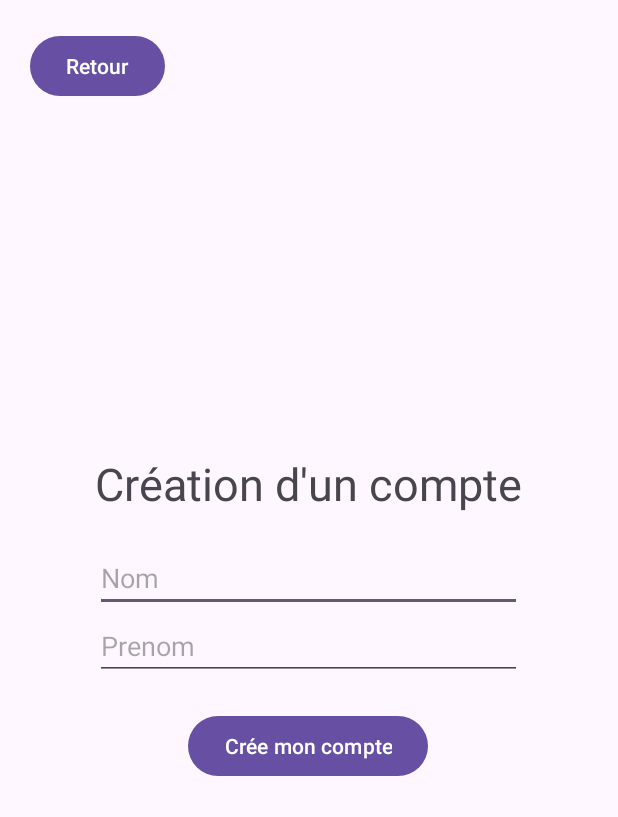
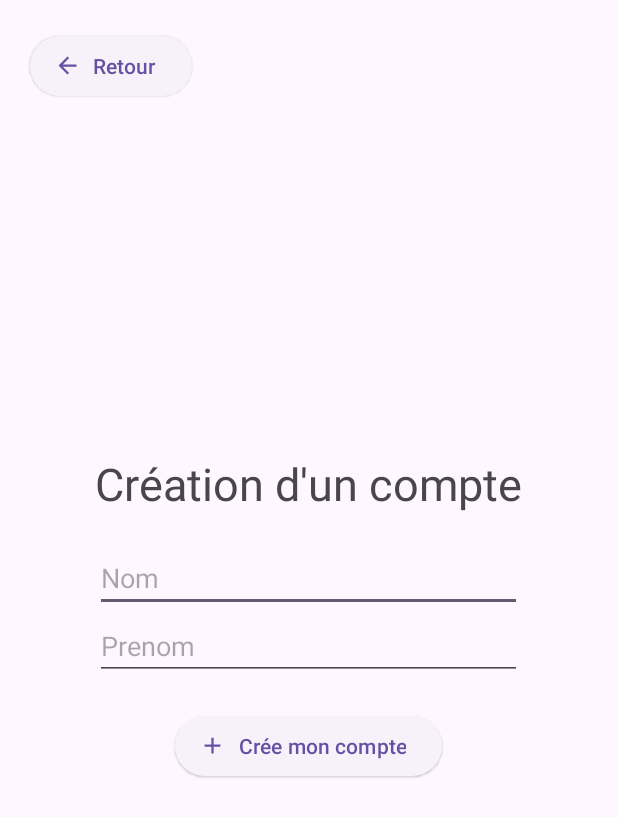
Before and after one commit to IUT2follmih/MiniProjet, an Android app: the CreationDeCompteActivity screen opened directly, with no data from a screen before it, on a phone screen of 412 x 824 dp. Shown: the top 817 px of the screen. Run offline under Robolectric (Android 15) with nearby library versions, the phone set to English and light mode, and no system bars; our stand-ins replace Room's generated code.

Commit message:
Ajout de visuel

```diff
--- /dev/null
+++ b/app/src/main/res/drawable/baseline_arrow_back_24.xml
@@ -0,0 +1,5 @@
+<vector xmlns:android="http://schemas.android.com/apk/res/android" android:autoMirrored="true" android:height="24dp" android:tint="#000000" android:viewportHeight="24" android:viewportWidth="24" android:width="24dp">
+
+    <path android:fillColor="@android:color/white" android:pathData="M20,11H7.83l5.59,-5.59L12,4l-8,8 8,8 1.41,-1.41L7.83,13H20v-2z"/>
+
+</vector>
--- a/app/src/main/res/layout/activity_creation_de_compte.xml
+++ b/app/src/main/res/layout/activity_creation_de_compte.xml
@@ -8,11 +8,14 @@
     tools:context=".CreationDeCompteActivity">
 
     <Button
+        style="@style/Widget.Material3.Button.ElevatedButton.Icon"
         android:layout_width="wrap_content"
         android:layout_height="wrap_content"
         android:text="@string/Creation_button_text_retour"
         android:id="@+id/Creation_button_retour"
-        android:layout_margin="20dp"/>
+        android:layout_margin="20dp"
+        app:icon="@drawable/baseline_arrow_back_24"
+        />
 
     <LinearLayout
         android:layout_width="wrap_content"
@@ -33,7 +36,8 @@
             android:id="@+id/Creation_input_nom"
             android:layout_width="match_parent"
             android:layout_height="wrap_content"
-            android:hint="@string/Creation_nom_hint" />
+            android:hint="@string/Creation_nom_hint"
+            android:fitsSystemWindows="true"/>
 
 
         <EditText
@@ -41,13 +45,17 @@
             android:layout_width="match_parent"
             android:layout_height="wrap_content"
             android:layout_marginBottom="20dp"
-            android:hint="@string/Creation_prenom_hint" />
+            android:hint="@string/Creation_prenom_hint"
+            android:fitsSystemWindows="true"/>
 
         <Button
+            style="@style/Widget.Material3.Button.ElevatedButton.Icon"
             android:id="@+id/Creation_button_ok"
             android:layout_width="wrap_content"
             android:layout_height="wrap_content"
-            android:text="@string/Creation_button_text" />
+            android:text="@string/Creation_button_text"
+            app:icon="@drawable/baseline_add_24"
+            />
 
     </LinearLayout>
 
```
